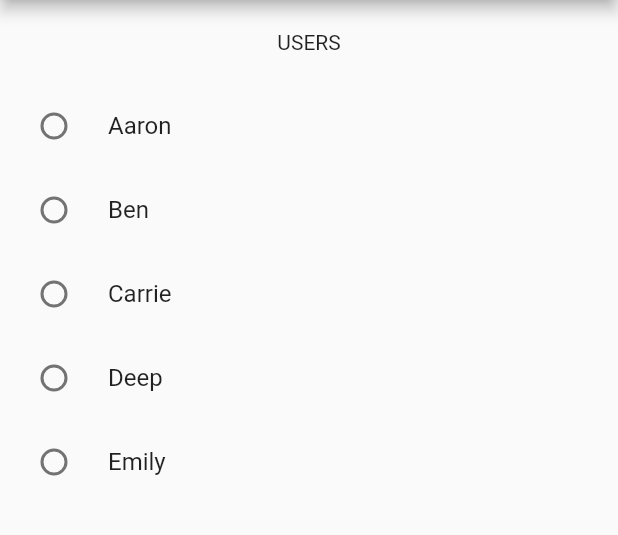
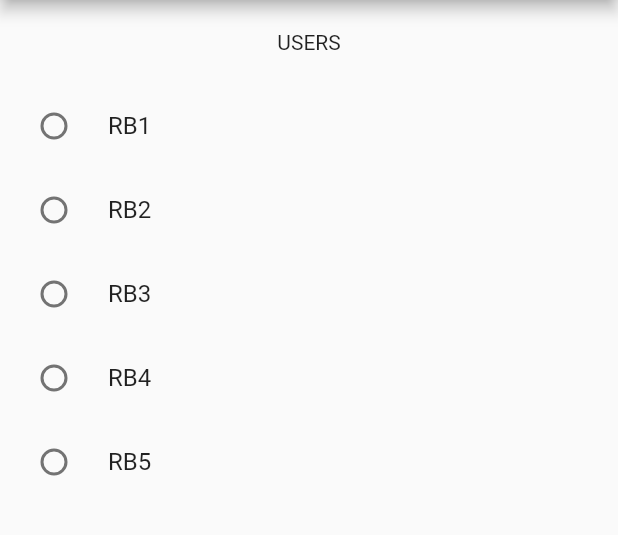
Before and after one commit to venkatr95/flutter_widgets, a Flutter app: the CustomRadioWidget screen opened directly, on a phone screen of 412 x 824 dp, the part 84-619 px from its top. Run offline on Flutter 3.47's test engine with Material 2 defaults, Android fonts, the phone set to English and light mode, and no system bars; our stand-ins replace shared_preferences; accounts and stored records are empty.

Commit message:
radio widget updated

```diff
--- a/lib/widgets/common_widgets/custom_radio_button.dart
+++ b/lib/widgets/common_widgets/custom_radio_button.dart
@@ -75,11 +75,11 @@ class RadioButton {
 
   static List<RadioButton> getRadioButtons() {
     return <RadioButton>[
-      RadioButton(radioId: 1, title: "Aaron"),
-      RadioButton(radioId: 2, title: "Ben"),
-      RadioButton(radioId: 3, title: "Carrie"),
-      RadioButton(radioId: 4, title: "Deep"),
-      RadioButton(radioId: 5, title: "Emily"),
+      RadioButton(radioId: 1, title: "RB1"),
+      RadioButton(radioId: 2, title: "RB2"),
+      RadioButton(radioId: 3, title: "RB3"),
+      RadioButton(radioId: 4, title: "RB4"),
+      RadioButton(radioId: 5, title: "RB5"),
     ];
   }
 }
```
